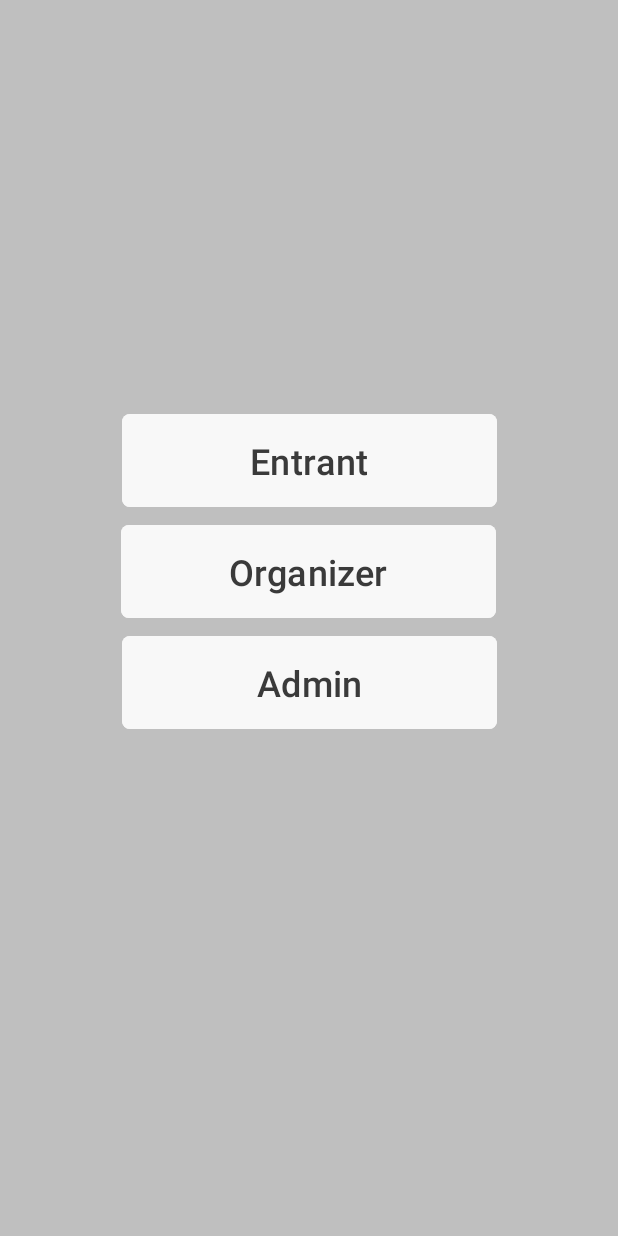
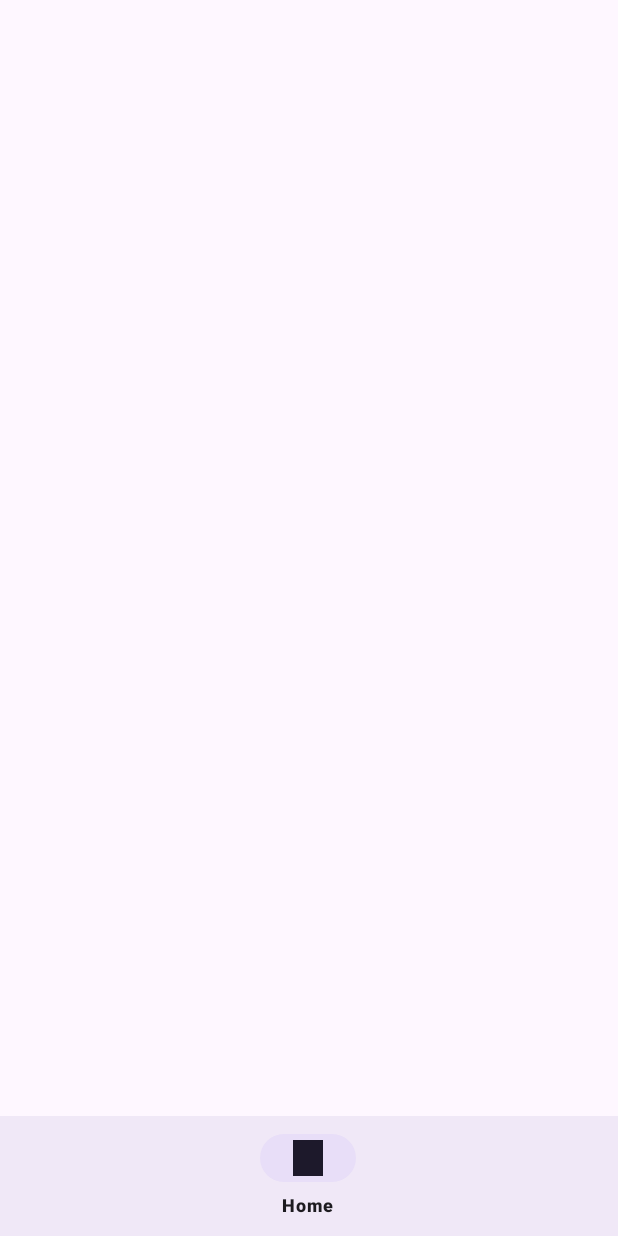
Before and after one commit to CMPUT301F24Vortex/Vortex_app, an Android app: the screen it shows after launch (MainActivity before the commit, EntrantActivity after it), after a tap on "Entrant", on a phone screen of 412 x 824 dp. Run offline under Robolectric (Android 15) with nearby library versions, the phone set to English and light mode, and no system bars.

Commit message:
Add EntrantActivity, update bottom navigation, and other changes

```diff
--- a/app/src/main/AndroidManifest.xml
+++ b/app/src/main/AndroidManifest.xml
@@ -13,6 +13,9 @@
         android:theme="@style/Theme.Vortex_App"
         tools:targetApi="31">
         <activity
+            android:name=".EntrantActivity"
+            android:exported="false" />
+        <activity
             android:name=".MainActivity"
             android:exported="true">
             <intent-filter>
--- /dev/null
+++ b/app/src/main/java/com/example/vortex_app/EntrantActivity.java
@@ -0,0 +1,24 @@
+package com.example.vortex_app;
+
+import android.os.Bundle;
+
+import androidx.activity.EdgeToEdge;
+import androidx.appcompat.app.AppCompatActivity;
+import androidx.core.graphics.Insets;
+import androidx.core.view.ViewCompat;
+import androidx.core.view.WindowInsetsCompat;
+
+public class EntrantActivity extends AppCompatActivity {
+
+    @Override
+    protected void onCreate(Bundle savedInstanceState) {
+        super.onCreate(savedInstanceState);
+        EdgeToEdge.enable(this);
+        setContentView(R.layout.activity_entrant);
+        ViewCompat.setOnApplyWindowInsetsListener(findViewById(R.id.main), (v, insets) -> {
+            Insets systemBars = insets.getInsets(WindowInsetsCompat.Type.systemBars());
+            v.setPadding(systemBars.left, systemBars.top, systemBars.right, systemBars.bottom);
+            return insets;
+        });
+    }
+}
--- a/app/src/main/java/com/example/vortex_app/MainActivity.java
+++ b/app/src/main/java/com/example/vortex_app/MainActivity.java
@@ -1,5 +1,6 @@
 package com.example.vortex_app;
 
+import android.content.Intent;
 import android.os.Bundle;
 import android.view.View;
 import android.widget.Button;
@@ -28,26 +29,27 @@ public class MainActivity extends AppCompatActivity {
         Button buttonMainscreenOrganizer = findViewById(R.id.button_mainscreen_organizer);
         Button buttonMainscreenAdmin = findViewById(R.id.button_mainscreen_admin);
 
-
         // Initialize onClickListeners for the 3 buttons
         buttonMainscreenEntrant.setOnClickListener(new View.OnClickListener() {
             @Override
             public void onClick(View view) {
-
+                // Navigate to EntrantActivity
+                Intent intent = new Intent(MainActivity.this, EntrantActivity.class);
+                startActivity(intent);
             }
         });
 
         buttonMainscreenOrganizer.setOnClickListener(new View.OnClickListener() {
             @Override
             public void onClick(View view) {
-
+                // Code to navigate to OrganizerActivity can be added here
             }
         });
 
         buttonMainscreenAdmin.setOnClickListener(new View.OnClickListener() {
             @Override
             public void onClick(View view) {
-
+                // Code to navigate to AdminActivity can be added here
             }
         });
     }
--- /dev/null
+++ b/app/src/main/res/drawable/home.xml
@@ -0,0 +1,10 @@
+<vector xmlns:android="http://schemas.android.com/apk/res/android"
+    android:width="26dp"
+    android:height="32dp"
+    android:viewportWidth="26"
+    android:viewportHeight="32">
+
+    <path
+        android:fillColor="#000000"
+        android:pathData="M0 0H26V32H0V0Z" />
+</vector>
--- /dev/null
+++ b/app/src/main/res/layout/activity_entrant.xml
@@ -0,0 +1,21 @@
+<?xml version="1.0" encoding="utf-8"?>
+<androidx.constraintlayout.widget.ConstraintLayout xmlns:android="http://schemas.android.com/apk/res/android"
+    xmlns:app="http://schemas.android.com/apk/res-auto"
+    xmlns:tools="http://schemas.android.com/tools"
+    android:id="@+id/main"
+    android:layout_width="match_parent"
+    android:layout_height="match_parent"
+    tools:context=".EntrantActivity">
+
+    <!-- Bottom navigation bar -->
+    <com.google.android.material.bottomnavigation.BottomNavigationView
+        android:id="@+id/bottom_navigation"
+        android:layout_width="0dp"
+        android:layout_height="wrap_content"
+        android:layout_alignParentBottom="true"
+        android:background="?android:attr/windowBackground"
+        app:menu="@menu/bottom_nav_menu"
+        app:layout_constraintBottom_toBottomOf="parent"
+        app:layout_constraintStart_toStartOf="parent"
+        app:layout_constraintEnd_toEndOf="parent" />
+</androidx.constraintlayout.widget.ConstraintLayout>
--- /dev/null
+++ b/app/src/main/res/menu/bottom_nav_menu.xml
@@ -0,0 +1,19 @@
+<?xml version="1.0" encoding="utf-8"?>
+<menu xmlns:android="http://schemas.android.com/apk/res/android">
+    <item
+        android:id="@+id/nav_home"
+        android:icon="@drawable/home"
+        android:title="Home" />
+<!--    <item-->
+<!--        android:id="@+id/nav_events"-->
+<!--        android:icon="@drawable/ic_events"-->
+<!--        android:title="Events" />-->
+<!--    <item-->
+<!--        android:id="@+id/nav_notifications"-->
+<!--        android:icon="@drawable/ic_notifications"-->
+<!--        android:title="Notifications" />-->
+<!--    <item-->
+<!--        android:id="@+id/nav_profile"-->
+<!--        android:icon="@drawable/ic_profile"-->
+<!--        android:title="Profile" />-->
+</menu>
```
